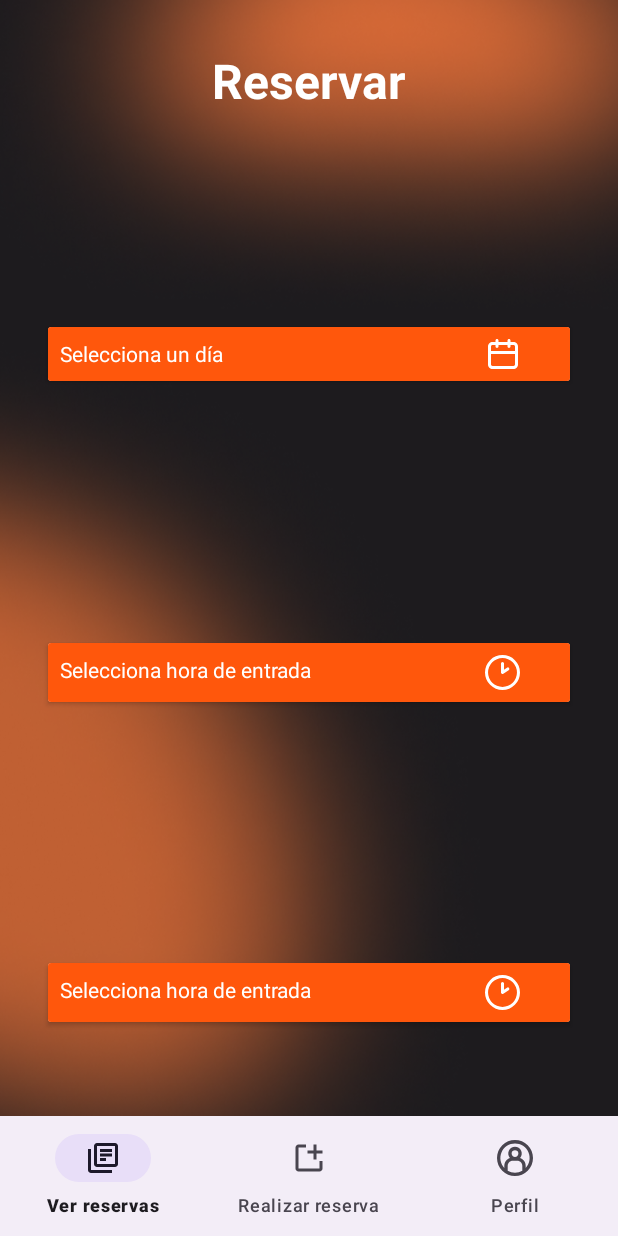
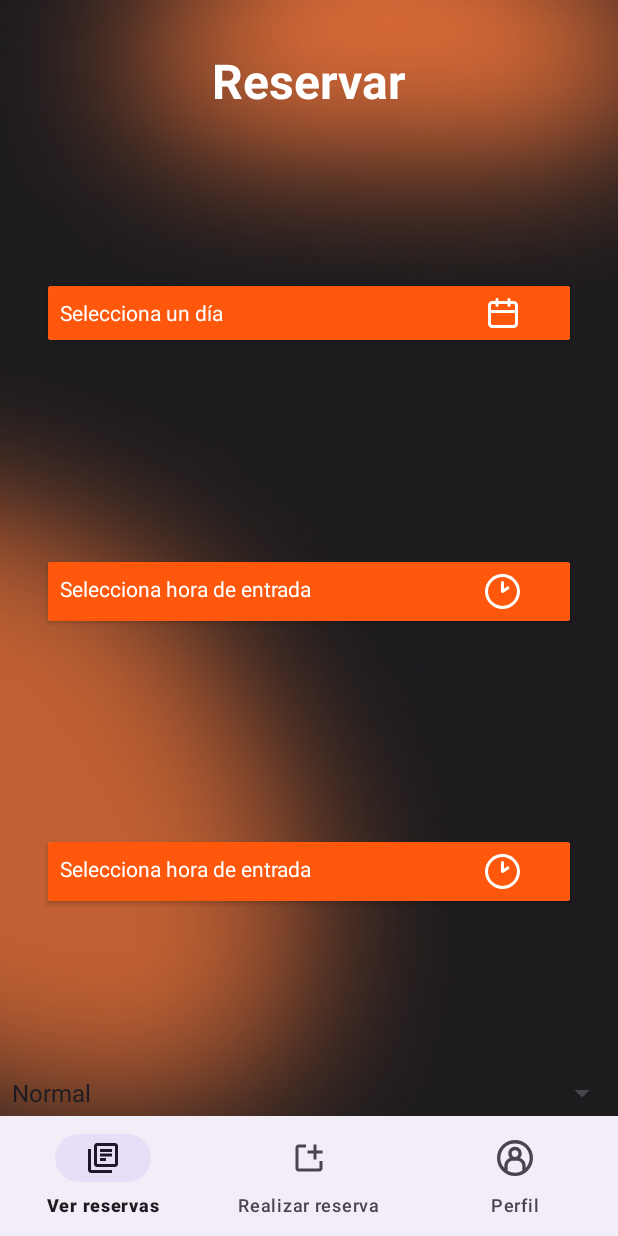
Before and after one commit to egoitz-ehu/ParkingELadron, an Android app: the CrearFragment screen opened through its navigation route, on a phone screen of 412 x 824 dp. Run offline under Robolectric (Android 15) with nearby library versions, the phone set to English and light mode, and no system bars; our stand-ins replace navigation-ui.

Commit message:
Selector de tipo de parking

```diff
--- a/app/src/main/java/com/lksnext/ParkingELadron/view/fragment/CrearFragment.java
+++ b/app/src/main/java/com/lksnext/ParkingELadron/view/fragment/CrearFragment.java
@@ -10,6 +10,8 @@ import androidx.lifecycle.ViewModelProvider;
 import android.view.LayoutInflater;
 import android.view.View;
 import android.view.ViewGroup;
+import android.widget.AdapterView;
+import android.widget.ArrayAdapter;
 import android.widget.DatePicker;
 import android.widget.TimePicker;
 import android.widget.Toast;
@@ -119,5 +121,27 @@ public class CrearFragment extends Fragment {
         viewModel.getHoraFin().observe(getViewLifecycleOwner(), horaFin -> {
             binding.tvHoraSalida.setText(horaFin);
         });
+
+        String[] opciones = {
+                getString(R.string.op_normal),
+                getString(R.string.op_electrico),
+                getString(R.string.op_minusvalido),
+                getString(R.string.op_moto)
+        };
+        ArrayAdapter<String> adapter = new ArrayAdapter<String>(getContext(), android.R.layout.simple_spinner_item, opciones);
+        adapter.setDropDownViewResource(android.R.layout.simple_spinner_dropdown_item);
+        binding.spinner.setAdapter(adapter);
+        binding.spinner.setOnItemSelectedListener(new AdapterView.OnItemSelectedListener() {
+            @Override
+            public void onItemSelected(AdapterView<?> adapterView, View view, int i, long l) {
+                int pos =adapterView.getSelectedItemPosition();
+                Toast.makeText(getContext(), opciones[pos], Toast.LENGTH_SHORT).show();
+            }
+
+            @Override
+            public void onNothingSelected(AdapterView<?> adapterView) {
+
+            }
+        });
     }
 }
--- a/app/src/main/res/layout/fragment_crear.xml
+++ b/app/src/main/res/layout/fragment_crear.xml
@@ -94,8 +94,8 @@
         app:layout_constraintTop_toBottomOf="@+id/cvHoraInicio"
         app:layout_constraintStart_toStartOf="parent"
         app:layout_constraintEnd_toEndOf="parent"
-        android:layout_margin="32dp"
-        app:layout_constraintBottom_toBottomOf="parent">
+        app:layout_constraintBottom_toTopOf="@+id/spinner"
+        android:layout_margin="32dp">
         <LinearLayout
             android:layout_width="match_parent"
             android:layout_height="match_parent"
@@ -120,5 +120,14 @@
         </LinearLayout>
     </androidx.cardview.widget.CardView>
 
+    <androidx.appcompat.widget.AppCompatSpinner
+        android:id="@+id/spinner"
+        android:layout_width="match_parent"
+        android:layout_height="wrap_content"
+        app:layout_constraintTop_toBottomOf="@+id/cvHoraSalida"
+        app:layout_constraintBottom_toBottomOf="parent"
+        app:layout_constraintStart_toStartOf="parent"
+        app:layout_constraintEnd_toEndOf="parent"/>
+
 
 </androidx.constraintlayout.widget.ConstraintLayout>
--- a/app/src/main/res/values/strings.xml
+++ b/app/src/main/res/values/strings.xml
@@ -26,6 +26,11 @@
     <string name="crear_selectDia">Selecciona un día</string>
     <string name="crear_selectHoraEntrada">Selecciona hora de entrada</string>
 
+    <string name="op_normal">Normal</string>
+    <string name="op_electrico">Electrico</string>
+    <string name="op_minusvalido">Minusvalido</string>
+    <string name="op_moto">Moto</string>
+
     <string name="var_see">Ver reservas</string>
     <string name="var_create">Realizar reserva</string>
     <string name="var_profile">Perfil</string>
```
